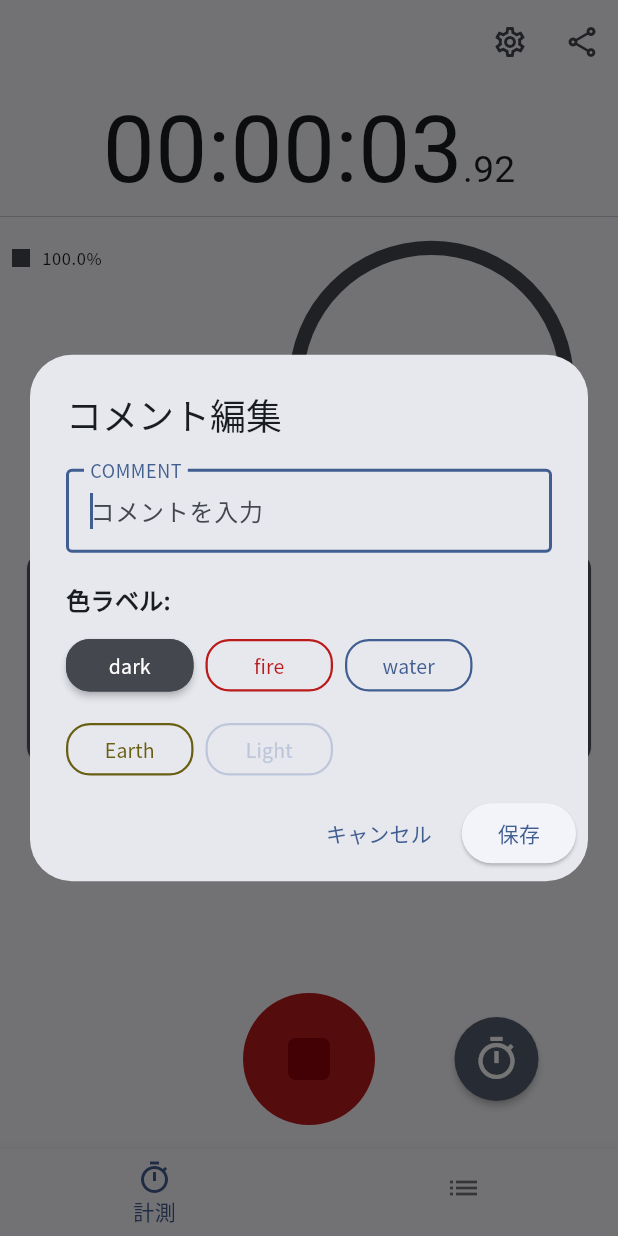
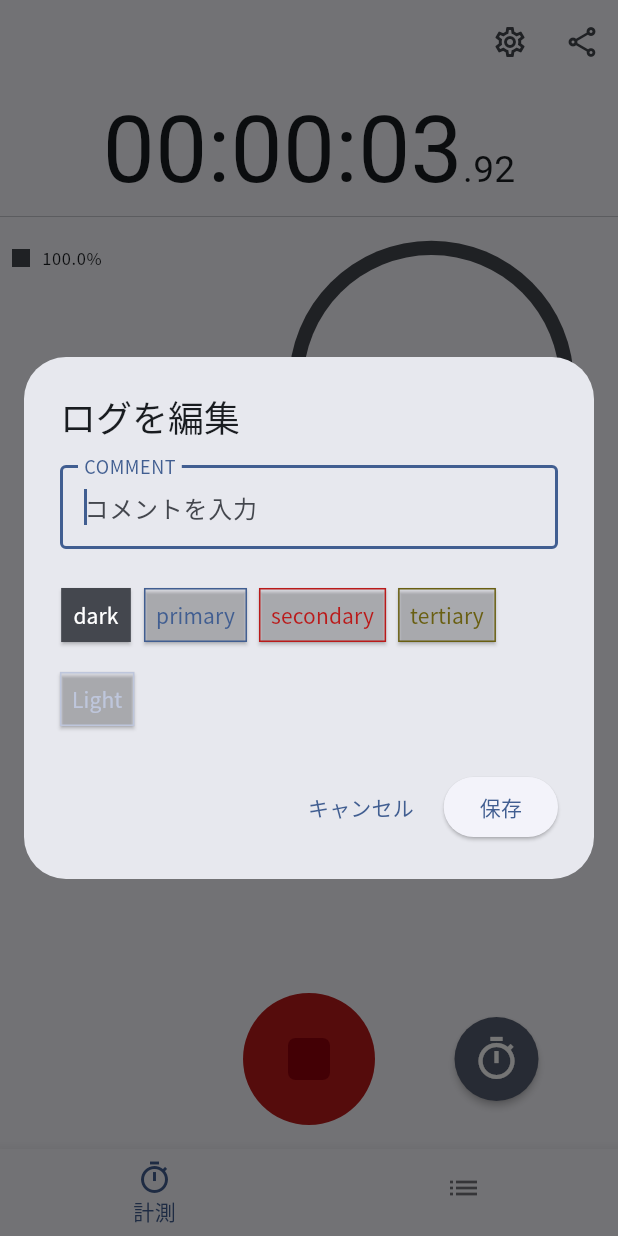
Before and after one commit to kmzk-dev/activity_watch, a Flutter app: the screen it shows after launch, after a tap on the "play arrow" icon, after a tap on the "timer" icon, after a tap on the "edit" icon, on a phone screen of 412 x 824 dp. Run offline on Flutter 3.47's test engine with Material 3 defaults, Android fonts, the phone set to English and light mode, and no system bars; our stand-ins replace google_fonts, share_plus, shared_preferences, vibration, visibility_detector; missing offline and left inert: flutter_foreground_task.

Commit message:
Refactor: Improve color label buttons UI in log dialog
This commit refactors the UI of the color label selection buttons within the log input/edit dialog (`dialog_utils.dart`) to enhance visual consistency and adherence to Material 3 theming.

Key changes include:

- **Circular Color Labels**: Color label buttons are now circular, providing a more compact and chip-like appearance. The text label (`labelName`) has been removed from the button's child.
- **Continuous Layout**: Buttons are now arranged consecutively without spacing in the `Wrap` widget, and their surrounding `SizedBox` has been sized to match the button diameter, creating a tighter visual grouping.
- **Theme-Dependent Foreground Color**: The foreground color (e.g., for an icon if one were present) of selected color label buttons now correctly derives from the Material 3 theme. The manual brightness calculation for foreground color has been removed, allowing the `ElevatedButton` to automatically determine an appropriate contrast color based on its background (`labelActualColor`) and the current theme (light/dark mode).

These changes aim to improve the dialog's aesthetics and ensure that the color label presentation aligns better with Material Design 3 principles and the application's overall theme.

```diff
--- a/lib/theme/color_constants.dart
+++ b/lib/theme/color_constants.dart
@@ -14,9 +14,9 @@ Map<String, Color> get colorLabels {
     final darkScheme = MaterialTheme.darkScheme(); // lib/theme.dart からダークスキームを取得
     return {
       'dark': darkScheme.outline,
-      'fire': darkScheme.error,
-      'water': darkScheme.primary,
-      'Earth': darkScheme.tertiary,
+      'primary': darkScheme.primary,
+      'secondary': darkScheme.error,
+      'tertiary': darkScheme.tertiary,
       'Light': darkScheme.inverseSurface,
     };
   } else {
@@ -24,9 +24,9 @@ Map<String, Color> get colorLabels {
     final lightScheme = MaterialTheme.lightScheme();
     return {
       'dark': lightScheme.onSurfaceVariant,
-      'fire': lightScheme.error,
-      'water': lightScheme.primary,
-      'Earth': lightScheme.tertiary,
+      'primary': lightScheme.primary,
+      'secondary': lightScheme.error,
+      'tertiary': lightScheme.tertiary,
       'Light': lightScheme.secondaryFixedDim,
     };
   }
--- a/lib/utils/dialog_utils.dart
+++ b/lib/utils/dialog_utils.dart
@@ -1,12 +1,10 @@
 import 'package:flutter/material.dart';
-import 'package:flutter/services.dart'; // For FilteringTextInputFormatter
-//import 'package:flutter/scheduler.dart'; // SchedulerPhase のために追加
+import 'package:flutter/services.dart';
 
 // 共通のメモ入力と色ラベル選択フィールドを構築するプライベート関数
 Widget _buildSharedLogInputFields({
   required BuildContext context,
-  required TextEditingController memoController, // ダイアログの最終的な値を保持するコントローラ
-  // required FocusNode memoFocusNode, // Autocomplete内部のFocusNodeを使用するため不要に
+  required TextEditingController memoController,
   required String selectedColorLabel,
   required Function(String?) onColorLabelChanged,
   required List<String> commentSuggestions,
@@ -23,23 +21,18 @@ Widget _buildSharedLogInputFields({
         initialValue: TextEditingValue(text: memoController.text),
         optionsBuilder: (TextEditingValue textEditingValue) {
           final String query = textEditingValue.text;
-          // print('Autocomplete optionsBuilder triggered. Query: "$query"');
-          // print('Available commentSuggestions: $commentSuggestions');
-
+          // 入力が1文字～3文字の場合のみサジェスト（前方完全一致）を表示
           // ignore: prefer_is_empty
           if (query.length >= 1 && query.length <= 3) {
-            // 入力が空白の場合、全てのサジェスト候補を表示する
             final String normalizedQuery = katakanaToHiraganaConverter(query.toLowerCase());
             final Iterable<String> filteredSuggestions = commentSuggestions.where((String option) {
               final String normalizedOption = katakanaToHiraganaConverter(option.toLowerCase());
-              final bool isMatch = normalizedOption.startsWith(normalizedQuery); // 前方一致でフィルタリング
-              // print('Comparing: NormalizedOption "$normalizedOption" with NormalizedQuery "$normalizedQuery" -> Match: $isMatch');
+              final bool isMatch = normalizedOption.startsWith(normalizedQuery);
               return isMatch;
             });
             return filteredSuggestions;
           } else {
-            // サジェストを表示しない
-            // print('Query is 3 or more characters, returning empty suggestions.');
+            // それ以外の場合は空のIterableを返す
             return const Iterable<String>.empty();
           }
         },
@@ -68,15 +61,9 @@ Widget _buildSharedLogInputFields({
               FilteringTextInputFormatter.deny(RegExp(r'[\n\r]')),
             ],
             onChanged: (text) {
-              // AutocompleteのfieldViewBuilder内でmemoControllerを直接更新する代わりに、
-              // AutocompleteのonSelectedや、このTextFieldのonSubmitted/onChangedで
-              // 最終的な値をmemoControllerに反映する。
-              // ここでは、ユーザーが入力するたびにmemoControllerにも反映させる。
               memoController.text = text;
             },
             onSubmitted: (_) {
-              // AutocompleteのonFieldSubmittedを呼び出して、
-              // 選択肢がない場合やEnterキーでのサブミットを処理
               onFieldSubmitted();
             },
           );
@@ -94,10 +81,8 @@ Widget _buildSharedLogInputFields({
           return Align(
             alignment: Alignment.topLeft,
             child: Material(
-              elevation: 4.0,
               child: ConstrainedBox(
                 // サジェストボックスの最大幅をダイアログ幅の80%からパディング分を引いた値に調整
-                // maxWidth: MediaQuery.of(context).size.width * 0.8 - 48, // dialogContextではなくcontextを使用
                 constraints: BoxConstraints(
                     maxHeight: 200,
                     maxWidth: MediaQuery.of(context).size.width * 0.8 - 48),
@@ -121,56 +106,41 @@ Widget _buildSharedLogInputFields({
         },
       ),
       const SizedBox(height: 20),
-      const Text(
-        '色ラベル:',
-        style: TextStyle(fontSize: 16, fontWeight: FontWeight.bold),
-      ),
-      const SizedBox(height: 8),
       Wrap(
-        spacing: 8.0, // 横方向のスペース
-        runSpacing: 8.0, // 縦方向のスペース（折り返し時）
+        spacing: 8.0,
+        runSpacing: 8.0,
         children: availableColorLabels.keys.map((String labelName) {
           final bool isSelected = labelName == selectedColorLabel;
           // availableColorLabels から Color オブジェクトを取得。存在しない場合はデフォルト色（例: Colors.grey）
-          final Color labelActualColor =
-              availableColorLabels[labelName] ?? Colors.grey;
+          final Color labelActualColor = availableColorLabels[labelName] ?? Colors.grey;
+          final Color invisibleColor = Colors.transparent; // 透明色
 
           // ラベルの色に基づいて選択時の文字色を決定 (暗い背景なら白文字、明るい背景なら黒文字)
-          final Brightness colorBrightness =
-              ThemeData.estimateBrightnessForColor(labelActualColor);
-          final Color selectedForegroundColor =
-              colorBrightness == Brightness.dark ? Colors.white : Colors.black;
+          final Brightness colorBrightness = ThemeData.estimateBrightnessForColor(labelActualColor);
+          final Color selectedForegroundColor = colorBrightness == Brightness.dark ? Colors.white : Colors.black;
 
           return SizedBox(
-            width: 85.0, // ボタンの幅を固定または適切に調整
             child: ElevatedButton(
               onPressed: () {
                 onColorLabelChanged(labelName);
               },
               style: ElevatedButton.styleFrom(
-                padding: const EdgeInsets.symmetric(
-                    horizontal: 8.0, vertical: 8.0), // 内側のパディングを調整
+                padding: const EdgeInsets.symmetric(horizontal: 8.0, vertical: 8.0), // 内側のパディングを調整
                 backgroundColor: isSelected
                     ? labelActualColor
-                    : Colors.transparent, // 選択時は背景色、非選択時は透明
+                    : invisibleColor,
                 foregroundColor: isSelected
                     ? selectedForegroundColor
-                    : labelActualColor, // 選択時は計算された文字色、非選択時はラベル色
-                elevation: isSelected ? 2.0 : 0.0, // 選択されている場合は少し浮かせる
+                    : labelActualColor,
                 shape: RoundedRectangleBorder(
-                  borderRadius: BorderRadius.circular(16.0), // 角丸の半径
                   side: BorderSide(
-                    color: labelActualColor, // 枠線の色をラベルの色に
-                    width: 1.5, // 枠線の太さ
+                    color: labelActualColor,
                   ),
                 ),
-                minimumSize: const Size(0, 32), // ボタンの最小サイズを調整
+                minimumSize: const Size(0, 32),
               ),
               child: Text(
-                // ラベル名が長い場合に省略表示
                 labelName,
-                style: const TextStyle(fontSize: 13), // フォントサイズを少し小さく
-                overflow: TextOverflow.ellipsis, // はみ出したテキストを省略記号で表示
                 textAlign: TextAlign.center, // 中央揃え
               ),
             ),
@@ -194,19 +164,13 @@ Future<Map<String, dynamic>?> _showCoreLogInputDialog({
   required List<Widget> Function(BuildContext dialogContext,
       TextEditingController memoController, String selectedColorLabel)
       actionsBuilder,
-  bool autofocusMemoField = true, // メモフィールドに自動フォーカスするかのフラグ
+  bool autofocusMemoField = true,
 }) async {
   final TextEditingController memoController =
       TextEditingController(text: initialMemo);
   String selectedColorInDialog = initialColorLabel;
-  // final FocusNode memoFocusNode = FocusNode(); // フォーカスノードを作成
 
-  // WidgetsBinding.instance.addPostFrameCallback((_) {
-  //   if (autofocusMemoField) {
-  //     // memoFocusNode.requestFocus();
-  //   }
-  // });
-
+  // ダイアログ内での色ラベル選択を管理するための変数
   return await showDialog<Map<String, dynamic>?>(
     context: context,
     barrierDismissible: true, // ダイアログ外タップで閉じるのを許可
@@ -216,14 +180,10 @@ Future<Map<String, dynamic>?> _showCoreLogInputDialog({
         builder: (BuildContext context, StateSetter setStateDialog) {
           return AlertDialog(
             title: Text(dialogTitle),
-            // AlertDialog自体の左右のパディングを調整して、表示領域を広げる
-            insetPadding: const EdgeInsets.symmetric(horizontal: 20.0, vertical: 24.0), // ★ 左右のパディングを減らす
-            contentPadding:
-                const EdgeInsets.fromLTRB(24.0, 20.0, 24.0, 0), // 下パディングを0に
+            insetPadding: const EdgeInsets.symmetric(horizontal: 16.0, vertical: 16.0), // AlertDialog自体の左右のパディングを調整して、表示領域を広げる
             content: SizedBox(
               width: MediaQuery.of(dialogContext).size.width, // 利用可能な最大幅を指定
               child: SingleChildScrollView(
-                // 内容が長くなる可能性を考慮
                 child: Column(
                   mainAxisSize: MainAxisSize.min,
                   crossAxisAlignment: CrossAxisAlignment.start,
@@ -236,7 +196,6 @@ Future<Map<String, dynamic>?> _showCoreLogInputDialog({
                     _buildSharedLogInputFields(
                       context: dialogContext, // AlertDialogのBuildContextを渡す
                       memoController: memoController, // memoControllerを渡す
-                      // memoFocusNode: memoFocusNode, // FocusNodeを渡す
                       selectedColorLabel: selectedColorInDialog,
                       onColorLabelChanged: (String? newValue) {
                         if (newValue != null) {
@@ -255,8 +214,6 @@ Future<Map<String, dynamic>?> _showCoreLogInputDialog({
                 ),
               ),
             ),
-            actionsPadding:
-                const EdgeInsets.symmetric(horizontal: 8.0, vertical: 8.0),
             actions:
                 actionsBuilder(dialogContext, memoController, selectedColorInDialog),
           );
@@ -264,9 +221,6 @@ Future<Map<String, dynamic>?> _showCoreLogInputDialog({
       );
     },
   );
-  // .whenComplete(() {
-  //   memoFocusNode.dispose(); // ダイアログが閉じられたらFocusNodeを破棄
-  // });
 }
 
 // 既存のログコメントを編集するためのダイアログ
@@ -280,7 +234,7 @@ Future<Map<String, String>?> showLogCommentEditDialog({
 }) async {
   final result = await _showCoreLogInputDialog(
     context: context,
-    dialogTitle: 'コメント編集',
+    dialogTitle: 'ログを編集',
     initialMemo: initialMemo,
     initialColorLabel: initialColorLabelName,
     commentSuggestions: commentSuggestions,
@@ -306,8 +260,7 @@ Future<Map<String, String>?> showLogCommentEditDialog({
       ];
     },
   );
-  // _showCoreLogInputDialog は Map<String, dynamic>? を返す可能性があるため、
-  // ここで期待する Map<String, String>? に安全に変換する。
+  // _showCoreLogInputDialog はMap<String, dynamic>?を返す可能性があるため、期待する Map<String, String>? に安全に変換。
   if (result == null) return null;
   return result.map((key, value) => MapEntry(key, value as String));
 }
```
